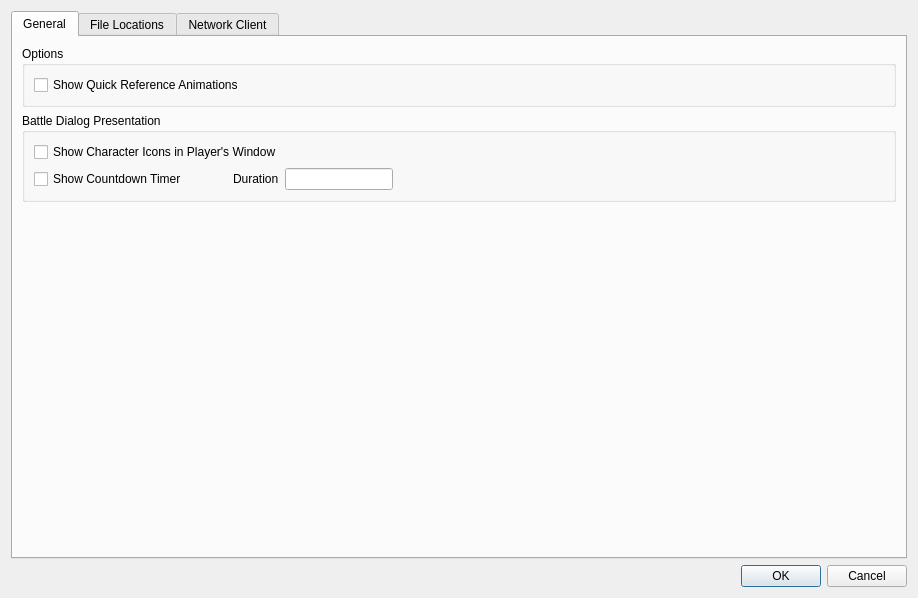
MMetze/DMHelper, file DMHelper/src/optionsdialog.ui: the form before one commit.
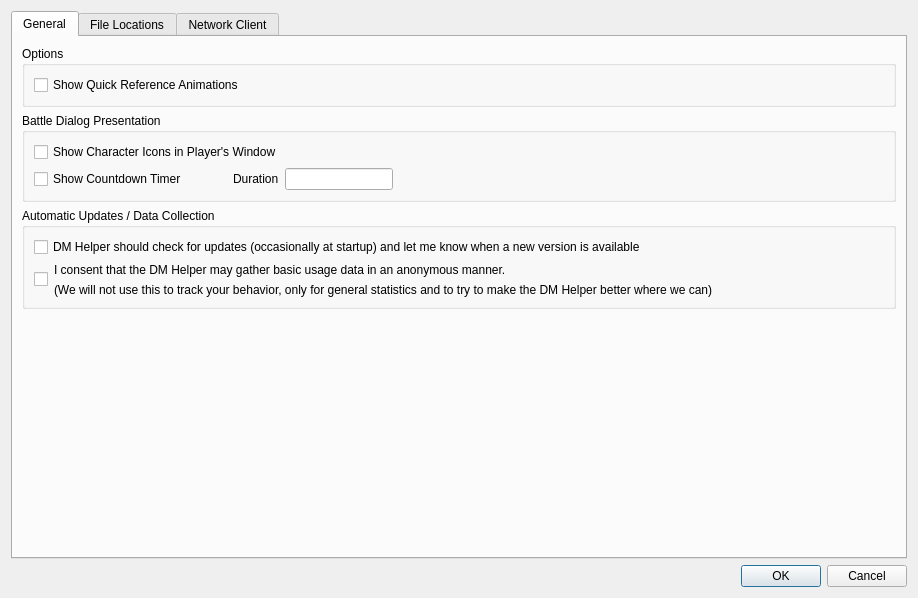
The form after the commit. Icons and pictures are not drawn.

Commit message: Added automatic checking for updates

What changed in the file:
```diff
--- a/DMHelper/src/optionsdialog.ui
+++ b/DMHelper/src/optionsdialog.ui
@@ -106,6 +106,69 @@
          </layout>
         </widget>
        </item>
+       <item>
+        <widget class="QGroupBox" name="groupBox">
+         <property name="title">
+          <string>Automatic Updates / Data Collection</string>
+         </property>
+         <layout class="QVBoxLayout" name="verticalLayout_9">
+          <item>
+           <widget class="QCheckBox" name="chkEnableUpdates">
+            <property name="text">
+             <string>DM Helper should check for updates (occasionally at startup) and let me know when a new version is available</string>
+            </property>
+           </widget>
+          </item>
+          <item>
+           <layout class="QHBoxLayout" name="horizontalLayout_6">
+            <item>
+             <widget class="QCheckBox" name="chkAllowStatistics">
+              <property name="text">
+               <string/>
+              </property>
+             </widget>
+            </item>
+            <item>
+             <layout class="QVBoxLayout" name="verticalLayout_8">
+              <item>
+               <widget class="QLabel" name="label_4">
+                <property name="sizePolicy">
+                 <sizepolicy hsizetype="MinimumExpanding" vsizetype="Preferred">
+                  <horstretch>0</horstretch>
+                  <verstretch>0</verstretch>
+                 </sizepolicy>
+                </property>
+                <property name="text">
+                 <string>I consent that the DM Helper may gather basic usage data in an anonymous manner.</string>
+                </property>
+                <property name="wordWrap">
+                 <bool>true</bool>
+                </property>
+               </widget>
+              </item>
+              <item>
+               <widget class="QLabel" name="label_5">
+                <property name="sizePolicy">
+                 <sizepolicy hsizetype="MinimumExpanding" vsizetype="Preferred">
+                  <horstretch>0</horstretch>
+                  <verstretch>0</verstretch>
+                 </sizepolicy>
+                </property>
+                <property name="text">
+                 <string>(We will not use this to track your behavior, only for general statistics and to try to make the DM Helper better where we can)</string>
+                </property>
+                <property name="wordWrap">
+                 <bool>true</bool>
+                </property>
+               </widget>
+              </item>
+             </layout>
+            </item>
+           </layout>
+          </item>
+         </layout>
+        </widget>
+       </item>
        <item>
         <spacer name="verticalSpacer">
          <property name="orientation">
```
The commit also changes 12 other files.
